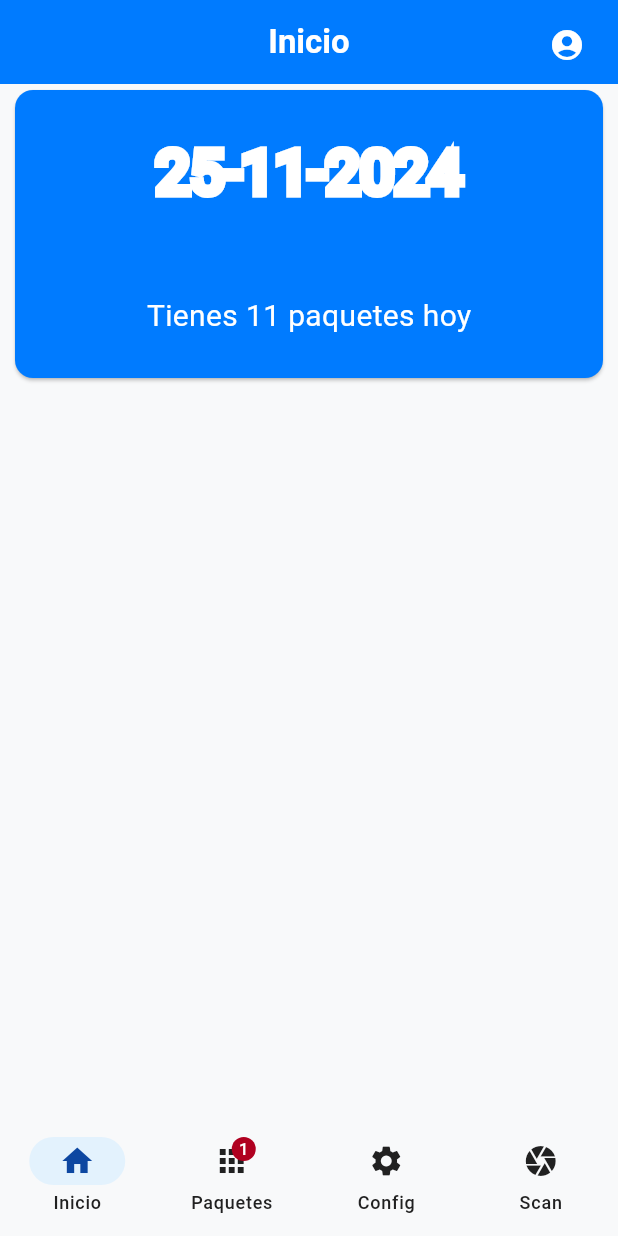
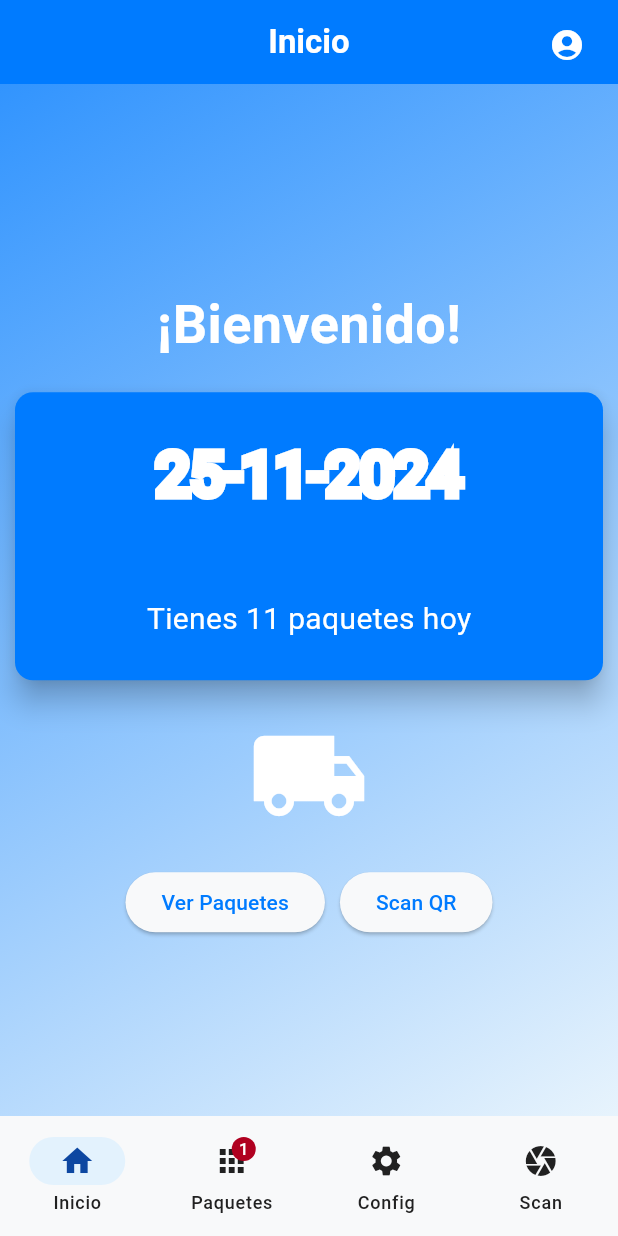
Before and after one commit to ddkktt/moviles, a Flutter app: the screen it shows once a user with an empty profile is signed in, on a phone screen of 412 x 824 dp. Run offline on Flutter 3.47's test engine with Material 3 defaults, Android fonts, the light colour scheme and no system bars; our stand-ins replace bloc, cloud_firestore, equatable, firebase_auth, firebase_core, firebase_messaging and 3 more; missing offline and left inert: firebase_ui_auth, flutter_scan_barcode, map_launcher; accounts and stored records are empty.

Commit message:
Home mas bonito

```diff
--- a/entregafinal/lib/screens/home.dart
+++ b/entregafinal/lib/screens/home.dart
@@ -1,22 +1,48 @@
 import 'package:flutter/material.dart';
+import 'package:entregafinal/screens/main_screen.dart';
 
 class HomeScreen extends StatelessWidget {
   const HomeScreen({super.key});
 
   @override
   Widget build(BuildContext context) {
-    return Row(mainAxisAlignment: MainAxisAlignment.center, children: [
+    return Scaffold(
+      body: Container(
+        decoration: BoxDecoration(
+          gradient: LinearGradient(
+            colors: [
+              Theme.of(context).colorScheme.primary.withOpacity(0.8),
+              Theme.of(context).colorScheme.secondary.withOpacity(0.8),
+            ],
+            begin: Alignment.topLeft,
+            end: Alignment.bottomRight,
+          ),
+        ),
+        child: Column(
+          mainAxisAlignment: MainAxisAlignment.center,
+          crossAxisAlignment: CrossAxisAlignment.center,
+          children: [
+            Padding(
+              padding: const EdgeInsets.symmetric(vertical: 16.0),
+              child: Text(
+                "¡Bienvenido!",
+                style: TextStyle(
+                  fontSize: 36,
+                  fontWeight: FontWeight.bold,
+                  color: Colors.white,
+                ),
+              ),
+            ),
             SizedBox(
               height: 200,
               width: 400,
               child: Card(
                 semanticContainer: true,
                 color: Theme.of(context).colorScheme.primary,
-          child:
-            Column(
+                elevation: 8,
+                child: Column(
                   mainAxisAlignment: MainAxisAlignment.spaceAround,
                   crossAxisAlignment: CrossAxisAlignment.center,
-
                   children: [
                     Text(
                       getCurrentDate(),
@@ -41,17 +67,53 @@ class HomeScreen extends StatelessWidget {
                 ),
               ),
             ),
+            const SizedBox(height: 20),
+            Icon(
+              Icons.local_shipping,
+              size: 80,
+              color: Colors.white,
+            ),
+            const SizedBox(height: 20),
+            Row(
+              mainAxisAlignment: MainAxisAlignment.center,
+              children: [
+                ElevatedButton(
+                  onPressed: () {
+                    // Navegar a Paquetes (índice 1)
+                    Navigator.push(
+                      context,
+                      MaterialPageRoute(
+                        builder: (context) => const MainScreen(initialScreen: 1),
+                      ),
+                    );
+                  },
+                  child: const Text("Ver Paquetes"),
+                ),
+                const SizedBox(width: 10),
+                ElevatedButton(
+                  onPressed: () {
+                    // Navegar a Scan (índice 3)
+                    Navigator.push(
+                      context,
+                      MaterialPageRoute(
+                        builder: (context) => const MainScreen(initialScreen: 3),
+                      ),
+                    );
+                  },
+                  child: const Text("Scan QR"),
+                ),
               ],
+            ),
+          ],
+        ),
+      ),
     );
   }
 }
 
-getCurrentDate() {
+String getCurrentDate() {
   var date = DateTime.now().toString();
-
   var dateParse = DateTime.parse(date);
-
   var formattedDate = "${dateParse.day}-${dateParse.month}-${dateParse.year}";
-
   return formattedDate;
 }
--- a/entregafinal/lib/screens/main_screen.dart
+++ b/entregafinal/lib/screens/main_screen.dart
@@ -10,20 +10,26 @@ import 'package:flutter/material.dart';
 import 'package:provider/provider.dart';
 
 class MainScreen extends StatefulWidget {
+  final int initialScreen;
 
-  const MainScreen({super.key});
-
+  const MainScreen({super.key, this.initialScreen = 0});
 
   @override
   State<MainScreen> createState() => _MainScreenState();
 }
 
 class _MainScreenState extends State<MainScreen> {
-  int currentScreen = 0;
+  late int currentScreen;
+
   final titles = ['Inicio', 'Paquetes', 'Configuración', 'Escanear', 'Modo Dios'];
   final screens = [const HomeScreen(), const PackageListScreen(), const SettingsScreen(), const ScannerScreen(), const AdminPackagesListScreen()];
 
-  // Methods
+  @override
+  void initState() {
+    super.initState();
+    currentScreen = widget.initialScreen;  // Establecemos la pantalla inicial
+  }
+
   @override
   Widget build(BuildContext context) {
     String? email = FirebaseAuth.instance.currentUser?.email;
@@ -32,26 +38,10 @@ class _MainScreenState extends State<MainScreen> {
     return Scaffold(
       appBar: AppBar(
         centerTitle: true,
-        title: Row(
-          mainAxisAlignment: MainAxisAlignment.center,
-          mainAxisSize: MainAxisSize.min,
-          children: [
-            Text(
-              titles[currentScreen],
-              style: const TextStyle(
-                fontWeight: FontWeight.bold
-              ),
-            ),
-          ],
+        title: Text(
+          titles[currentScreen],
+          style: const TextStyle(fontWeight: FontWeight.bold),
         ),
-        // title: Center(
-        //   child: Text(
-        //     titles[currentScreen],
-        //     style: const TextStyle(
-        //       fontWeight: FontWeight.bold
-        //     ),
-        //   ),
-        // ),
         actions: [
           Padding(
             padding: const EdgeInsets.all(10.0),
@@ -59,9 +49,10 @@ class _MainScreenState extends State<MainScreen> {
               onPressed: () {
                 Navigator.push(context, MaterialPageRoute(builder: (context) => const ProfileScreen()));
               },
-              icon: const Icon(Icons.account_circle, color: Color.fromARGB(255, 255, 255, 255),)),
-          )
-        ]
+              icon: const Icon(Icons.account_circle, color: Colors.white),
+            ),
+          ),
+        ],
       ),
       body: screens[currentScreen],
       bottomNavigationBar: NavigationBar(
@@ -71,28 +62,30 @@ class _MainScreenState extends State<MainScreen> {
             currentScreen = index;
           });
         },
-        destinations:[
+        destinations: [
           const NavigationDestination(
             icon: Icon(Icons.home),
             label: 'Inicio',
           ),
           const NavigationDestination(
             icon: Badge(
-              label: Text("1"),//TODO
+              label: Text("1"), // TODO: Actualiza el número de paquetes
               child: Icon(Icons.apps),
             ),
-            label: 'Paquetes'
+            label: 'Paquetes',
           ),
           const NavigationDestination(
             icon: Icon(Icons.settings),
-            label: 'Config'
-
+            label: 'Config',
           ),
           const NavigationDestination(
             icon: Icon(Icons.camera),
-            label: 'Scan'
+            label: 'Scan',
           ),
-        ] + (isAdmin? [const NavigationDestination(icon: Icon(Icons.admin_panel_settings), label: "admin")] : [])
+        ] +
+            (isAdmin
+                ? [const NavigationDestination(icon: Icon(Icons.admin_panel_settings), label: "Admin")]
+                : []),
       ),
     );
   }
```
Lines whose indentation alone changed are shown as unchanged.
